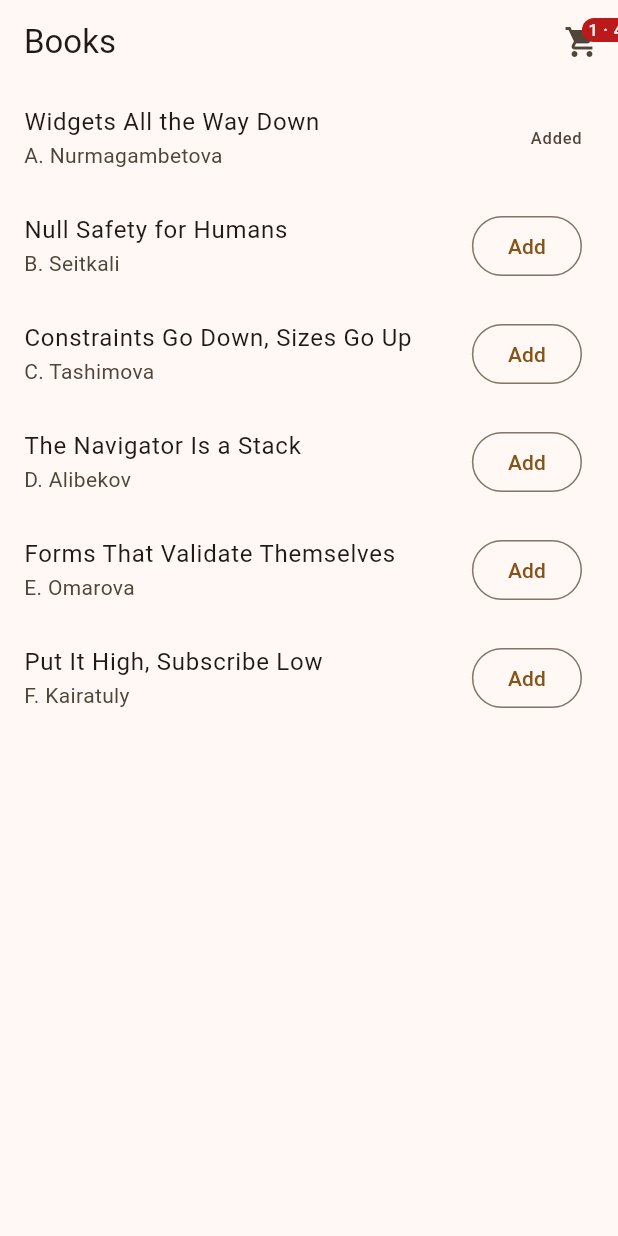
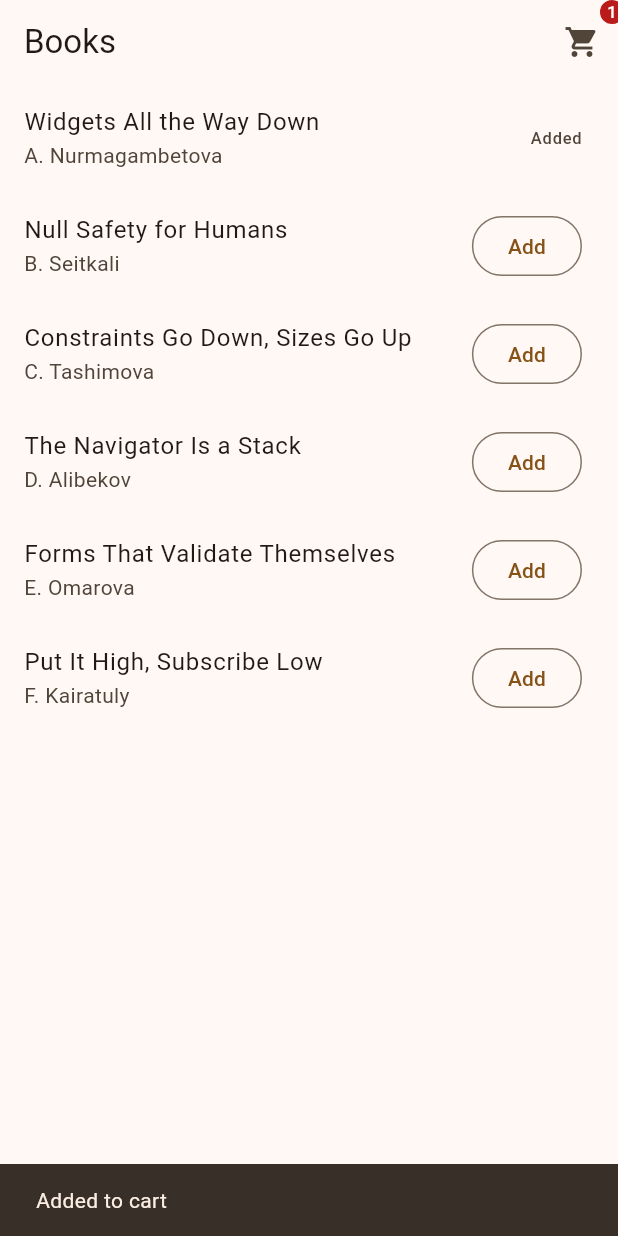
Before and after one commit to dkonakbayev/flutter-2026-daulet, a Flutter app: the screen it shows after launch, after a tap on "Add", on a phone screen of 412 x 824 dp. Run offline on Flutter 3.47's test engine with Material 3 defaults, Android fonts, the phone set to English and light mode, and no system bars.

Commit message:
complete practice 9 commit

```diff
--- a/shop/lib/books_screen.dart
+++ b/shop/lib/books_screen.dart
@@ -1,37 +1,44 @@
 import 'package:flutter/material.dart';
+import 'package:provider/provider.dart';
 
+import 'models/book.dart';
+import 'models/cart.dart';
 import 'cart_badge.dart';
-import 'main.dart';
 
 class BooksScreen extends StatelessWidget {
-  const BooksScreen({super.key, required this.cart, required this.total, required this.onAdd});
-
-  final List<Book> cart;
-  final int total;
-  final void Function(Book) onAdd;
+  const BooksScreen({super.key});
 
   @override
-  Widget build(BuildContext context){
-    debugPrint('BooksScreen build');
+  Widget build(BuildContext context) {
     return Scaffold(
-      appBar: AppBar(
-        title: const Text('Books'),
-        actions: [CartBadge(count: cart.length, total: total)],
-      ),
+      appBar: AppBar(title: const Text('Books'), actions: const [CartBadge()]),
       body: ListView.builder(
         itemCount: books.length,
         itemBuilder: (context, index) {
-          final b = books[index];
-          debugPrint('row ${b.title}');
+          final book = books[index];
+
+          final isAdded = context.watch<Cart>().items.contains(book);
+
           return ListTile(
-            title: Text(b.title),
-            subtitle: Text(b.author),
-            trailing: cart.contains(b)
-              ? const Text('Added')
+            title: Text(book.title),
+            subtitle: Text(book.author),
+            trailing: isAdded
+                ? const Text('Added')
                 : OutlinedButton(
-              onPressed: () => onAdd(b),
-              child: const Text('Add'),
-            ),
+                    onPressed: () {
+                      final added = context.read<Cart>().add(book);
+
+                      if (added) {
+                        ScaffoldMessenger.of(context).showSnackBar(
+                          const SnackBar(
+                            content: Text('Added to cart'),
+                            duration: Duration(seconds: 2),
+                          ),
+                        );
+                      }
+                    },
+                    child: const Text('Add'),
+                  ),
           );
         },
       ),
--- a/shop/lib/cart_badge.dart
+++ b/shop/lib/cart_badge.dart
@@ -1,17 +1,24 @@
 import 'package:flutter/material.dart';
+import 'package:provider/provider.dart';
+
+import 'models/cart.dart';
 
 class CartBadge extends StatelessWidget {
-  const CartBadge({super.key, required this.count, required this.total});
-
-  final int count;
-  final int total;
+  const CartBadge({super.key});
 
   @override
-  Widget build (BuildContext context) => IconButton(
-    icon: Badge(
-      label: Text('$count · $total ₸'),
-      child: const Icon(Icons.shopping_cart),
-    ),
-    onPressed: () => Navigator.of(context).pushNamed('/cart'),
-  );
+  Widget build(BuildContext context) {
+    debugPrint('CartBadge rebuilt');
+    final count = context.select<Cart, int>((cart) => cart.count);
+
+    return Badge(
+      label: Text('$count'),
+      child: IconButton(
+        icon: const Icon(Icons.shopping_cart),
+        onPressed: () {
+          Navigator.of(context).pushNamed('/cart');
+        },
+      ),
+    );
+  }
 }
--- a/shop/lib/main.dart
+++ b/shop/lib/main.dart
@@ -1,60 +1,27 @@
 import 'package:flutter/material.dart';
+import 'package:provider/provider.dart';
 
+import 'models/cart.dart';
 import 'books_screen.dart';
 import 'cart_screen.dart';
 
-void main() => runApp(const Shell());
-
-class Book {
-  const Book({
-    required this.title,
-    required this.author,
-    required this.price,
-  });
-  final String title;
-  final String author;
-  final int price; // tenge
+void main() {
+  runApp(ChangeNotifierProvider(create: (_) => Cart(), child: const Shell()));
 }
 
-const books = [
-  Book(title: 'Widgets All the Way Down',
-      author: 'A. Nurmagambetova', price: 4200),
-  Book(title: 'Null Safety for Humans',
-      author: 'B. Seitkali', price: 3100),
-  Book(title: 'Constraints Go Down, Sizes Go Up',
-      author: 'C. Tashimova', price: 5600),
-  Book(title: 'The Navigator Is a Stack',
-      author: 'D. Alibekov', price: 2900),
-  Book(title: 'Forms That Validate Themselves',
-      author: 'E. Omarova', price: 3800),
-  Book(title: 'Put It High, Subscribe Low',
-      author: 'F. Kairatuly', price: 4700),
-];
-
-// Level 1: the owner of the cart. It sits ABOVE MaterialApp
-// so that both routes can see the same list.
-class Shell extends StatefulWidget {
+class Shell extends StatelessWidget {
   const Shell({super.key});
 
   @override
-  State<Shell> createState() => _ShellState();
-}
-
-class _ShellState extends State<Shell> {
-  final List<Book> _cart = [];
-
-  void _add(Book b) => setState(() => _cart.add(b));
-  void _remove(Book b) => setState(() => _cart.remove(b));
-  int get _total => _cart.fold(0, (sum, b) => sum + b.price);
-
-  @override
-  Widget build(BuildContext context) => MaterialApp(
+  Widget build(BuildContext context) {
+    return MaterialApp(
       theme: ThemeData(
         colorScheme: ColorScheme.fromSeed(seedColor: Colors.orange),
       ),
       routes: {
-      '/': (_) => BooksScreen(cart: _cart, total: _total, onAdd: _add),
-      '/cart': (_) => CartScreen(items: _cart, onRemove: _remove),
+        '/': (_) => const BooksScreen(),
+        '/cart': (_) => const CartScreen(),
       },
     );
   }
+}
--- /dev/null
+++ b/shop/lib/models/book.dart
@@ -0,0 +1,32 @@
+class Book {
+  const Book({required this.title, required this.author, required this.price});
+
+  final String title;
+  final String author;
+  final int price;
+}
+
+const books = [
+  Book(
+    title: 'Widgets All the Way Down',
+    author: 'A. Nurmagambetova',
+    price: 4200,
+  ),
+  Book(title: 'Null Safety for Humans', author: 'B. Seitkali', price: 3100),
+  Book(
+    title: 'Constraints Go Down, Sizes Go Up',
+    author: 'C. Tashimova',
+    price: 5600,
+  ),
+  Book(title: 'The Navigator Is a Stack', author: 'D. Alibekov', price: 2900),
+  Book(
+    title: 'Forms That Validate Themselves',
+    author: 'E. Omarova',
+    price: 3800,
+  ),
+  Book(
+    title: 'Put It High, Subscribe Low',
+    author: 'F. Kairatuly',
+    price: 4700,
+  ),
+];
--- /dev/null
+++ b/shop/lib/models/cart.dart
@@ -0,0 +1,48 @@
+import 'package:flutter/foundation.dart';
+
+import 'book.dart';
+
+class Cart extends ChangeNotifier {
+  final Map<Book, int> _qty = {};
+
+  List<Book> get items => List.unmodifiable(_qty.keys);
+
+  int get count => _qty.length;
+
+  int get total {
+    return _qty.entries.fold(
+      0,
+      (sum, entry) => sum + entry.key.price * entry.value,
+    );
+  }
+
+  int qtyOf(Book book) => _qty[book] ?? 0;
+
+  bool add(Book book) {
+    if (_qty.containsKey(book)) {
+      return false;
+    }
+
+    _qty[book] = 1;
+    notifyListeners();
+
+    return true;
+  }
+
+  void increment(Book book) {
+    if (!_qty.containsKey(book)) return;
+
+    _qty[book] = _qty[book]! + 1;
+    notifyListeners();
+  }
+
+  void remove(Book book) {
+    _qty.remove(book);
+    notifyListeners();
+  }
+
+  void clear() {
+    _qty.clear();
+    notifyListeners();
+  }
+}
--- a/shop/pubspec.yaml
+++ b/shop/pubspec.yaml
@@ -34,6 +34,7 @@ dependencies:
   # The following adds the Cupertino Icons font to your application.
   # Use with the CupertinoIcons class for iOS style icons.
   cupertino_icons: ^1.0.8
+  provider: ^6.1.5+1
 
 dev_dependencies:
   flutter_test:
```
Also changed, not shown: shop/lib/cart_screen.dart (+92 -18 lines), shop/pubspec.lock, shop/screenshot_cart.png (added), shop/screenshots_books.png (added), 3 other files. Lines whose indentation alone changed are shown as unchanged.
